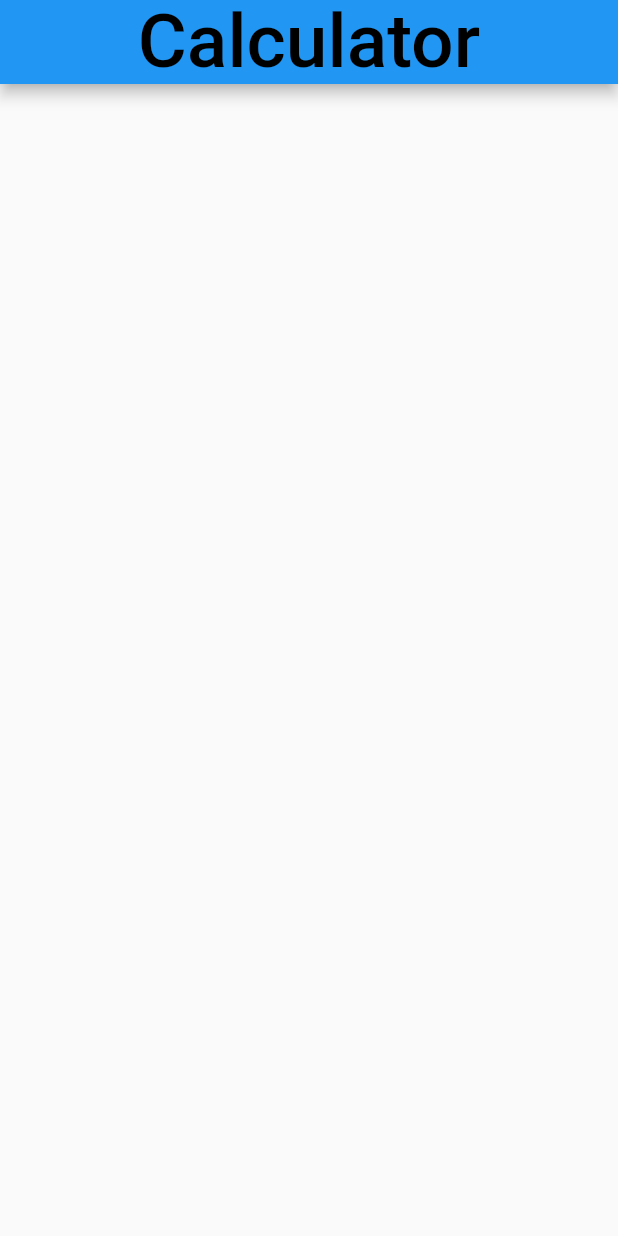
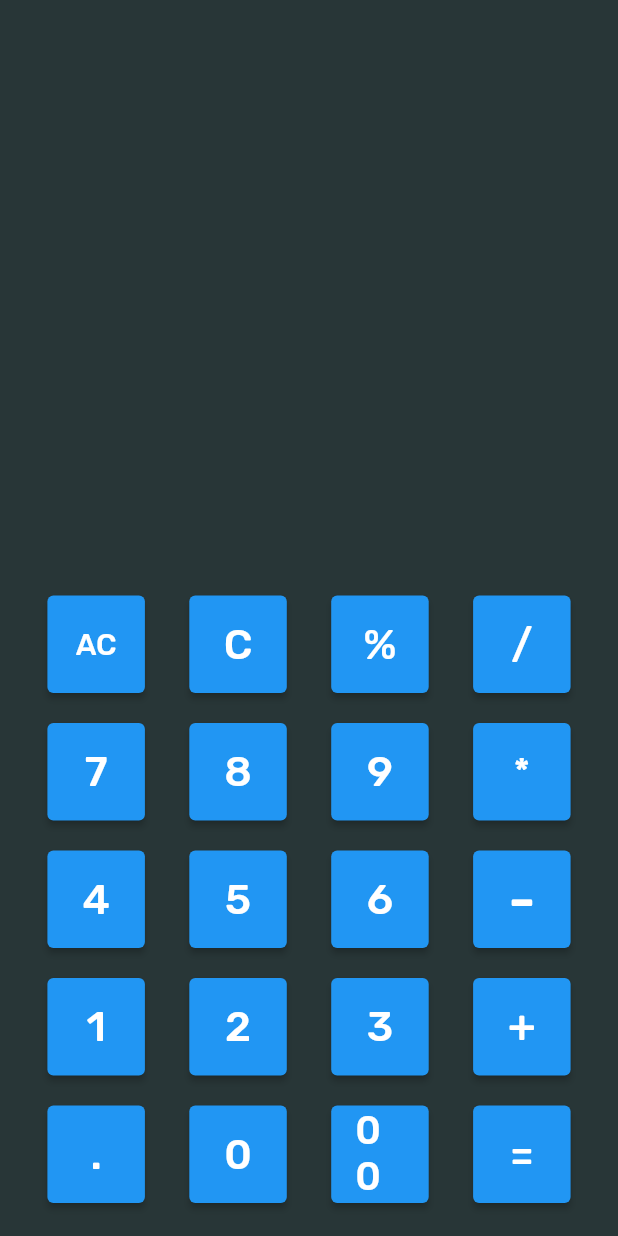
Before and after one commit to thetechgirlgita/simple_calculator, a Flutter app: the screen it shows after launch, on a phone screen of 412 x 824 dp. Run offline on Flutter 3.47's test engine with Material 2 defaults, Android fonts, the phone set to English and light mode, and no system bars; our stand-ins replace google_fonts, math_expressions.

```diff
--- /dev/null
+++ b/lib/CalcButton.dart
@@ -0,0 +1,45 @@
+import 'package:flutter/material.dart';
+import 'package:google_fonts/google_fonts.dart';
+
+class CalcButton extends StatelessWidget {
+  final String text;
+  final int fillColor;
+  final int textColor;
+  final double textSize;
+  final Function callback;
+
+  const CalcButton({
+    Key? key,
+    required this.text,
+    required this.fillColor,
+    this.textColor = 0xFFFFFFFF,
+    this.textSize = 28,
+    required this.callback,
+  }) : super(key: key);
+
+  @override
+  Widget build(BuildContext context) {
+    return Container(
+      margin: EdgeInsets.all(10),
+      child: SizedBox(
+        width: 65,
+        height: 65,
+        child: ElevatedButton(
+
+          onPressed: () {
+            callback(text);
+          },
+          child: Text(
+            text,
+            style: GoogleFonts.rubik(
+              textStyle: TextStyle(
+                fontSize: textSize,
+              ),
+            ),
+          ),
+          // ignore: unnecessary_null_comparison
+        ),
+      ),
+    );
+  }
+}
--- a/lib/main.dart
+++ b/lib/main.dart
@@ -1,46 +1,233 @@
-import 'package:flutter/cupertino.dart';
+import 'package:math_expressions/math_expressions.dart';
 import 'package:flutter/material.dart';
+import 'package:google_fonts/google_fonts.dart';
+
+import 'CalcButton.dart';
 
 void main() {
-  runApp(const calculator());
+  runApp(const CalcApp());
 }
 
-// ignore: camel_case_types
-class calculator extends StatefulWidget {
-  const calculator({Key ?key}) : super(key: key);
+class CalcApp extends StatefulWidget {
+  const CalcApp({Key ?key}) : super(key: key);
 
   @override
-  _calculatorState createState() => _calculatorState();
+  CalcAppState createState() => CalcAppState();
 }
 
-// ignore: camel_case_types
-class _calculatorState extends State<calculator> {
+class CalcAppState extends State<CalcApp> {
+  String _history = '';
+  String _expression = '';
+
+  void numClick(String text) {
+    setState(() => _expression += text);
+  }
+
+  void allClear(String text) {
+    setState(() {
+      _history = '';
+      _expression = '';
+    });
+  }
+
+  void clear(String text) {
+    setState(() {
+      _expression = '';
+    });
+  }
+
+  void evaluate(String text) {
+    Parser p = Parser();
+    Expression exp = p.parse(_expression);
+    ContextModel cm = ContextModel();
+
+    setState(() {
+      _history = _expression;
+      _expression = exp.evaluate(EvaluationType.REAL, cm).toString();
+    });
+  }
+
   @override
   Widget build(BuildContext context) {
-   return const MaterialApp(home: homeScreen(),);
+    return MaterialApp(
+      debugShowCheckedModeBanner: false,
+      title: 'Calculator',
+      home: Scaffold(
+        backgroundColor: const Color(0xFF283637),
+        body: Container(
+          padding: const EdgeInsets.all(12),
+          child: Column(
+            mainAxisAlignment: MainAxisAlignment.end,
+            children: <Widget>[
+              Container(
+                child: Padding(
+                  padding: const EdgeInsets.only(right: 12),
+                  child: Text(
+                    _history,
+                    style: GoogleFonts.rubik(
+                      textStyle: const TextStyle(
+                        fontSize: 24,
+                        color:  Color(0xFF545F61),
+                      ),
+                    ),
+                  ),
+                ),
+                alignment: const Alignment(1.0, 1.0),
+              ),
+              Container(
+                child: Padding(
+                  padding: const EdgeInsets.all(12),
+                  child: Text(
+                    _expression,
+                    style: GoogleFonts.rubik(
+                      textStyle: const TextStyle(
+                        fontSize: 48,
+                        color: Colors.white,
+                      ),
+                    ),
+                  ),
+                ),
+                alignment: const Alignment(1.0, 1.0),
+              ),
+              const SizedBox(height: 40),
+              Row(
+                mainAxisAlignment: MainAxisAlignment.spaceEvenly,
+                children: <Widget>[
+                  CalcButton(
+                    text: 'AC',
+                    fillColor: 0xFF6C807F,
+                    textSize: 20,
+                    callback: allClear,
+                  ),
+                  CalcButton(
+                    text: 'C',
+                    fillColor: 0xFF6C807F,
+                    callback: clear,
+                  ),
+                  CalcButton(
+                    text: '%',
+                    fillColor: 0xFFFFFFFF,
+                    textColor: 0xFF65BDAC,
+                    callback: numClick,
+                  ),
+                  CalcButton(
+                    text: '/',
+                    fillColor: 0xFFFFFFFF,
+                    textColor: 0xFF65BDAC,
+                    callback: numClick,
+                  ),
+                ],
+              ),
+              Row(
+                mainAxisAlignment: MainAxisAlignment.spaceEvenly,
+                children: <Widget>[
+                  CalcButton(
+                    text: '7',
+                    fillColor: 0xFFFFFFFF,
+                    callback: numClick,
+                  ),
+                  CalcButton(
+                    text: '8',
+                    fillColor: 0xFFFFFFFF,
+                    callback: numClick,
+                  ),
+                  CalcButton(
+                    fillColor: 0xFFFFFFFF,
+                    text: '9',
+                    callback: numClick,
+                  ),
+                  CalcButton(
+                    text: '*',
+                    fillColor: 0xFFFFFFFF,
+                    textColor: 0xFF65BDAC,
+                    textSize: 24,
+                    callback: numClick,
+                  ),
+                ],
+              ),
+              Row(
+                mainAxisAlignment: MainAxisAlignment.spaceEvenly,
+                children: <Widget>[
+                  CalcButton(
+                    text: '4',
+                    callback: numClick,
+                      fillColor: 0xFFFFFFFF,
+                  ),
+                  CalcButton(
+                    text: '5',
+                    fillColor: 0xFFFFFFFF,
+                    callback: numClick,
+                  ),
+                  CalcButton(
+                    text: '6',
+                    callback: numClick,
+                      fillColor: 0xFFFFFFFF,
+                  ),
+                  CalcButton(
+                    text: '-',
+                    fillColor: 0xFFFFFFFF,
+                    textColor: 0xFF65BDAC,
+                    textSize: 38,
+                    callback: numClick,
+                  ),
+                ],
+              ),
+              Row(
+                mainAxisAlignment: MainAxisAlignment.spaceEvenly,
+                children: <Widget>[
+                  CalcButton(
+                    text: '1',
+                    callback: numClick, fillColor: 0xFFFFFFFF,
+                  ),
+                  CalcButton(
+                    text: '2',
+                    callback: numClick, fillColor: 0xFFFFFFFF,
+                  ),
+                  CalcButton(
+                    text: '3',
+                    callback: numClick,
+                      fillColor: 0xFFFFFFFF,
+                  ),
+                  CalcButton(
+                    text: '+',
+                    fillColor: 0xFFFFFFFF,
+                    textColor: 0xFF65BDAC,
+                    textSize: 30,
+                    callback: numClick,
+                  ),
+                ],
+              ),
+              Row(
+                mainAxisAlignment: MainAxisAlignment.spaceEvenly,
+                children: <Widget>[
+                  CalcButton(
+                    text: '.',
+                    fillColor: 0xFFFFFFFF,
+                    callback: numClick,
+                  ),
+                  CalcButton(
+                    text: '0',
+                    fillColor: 0xFFFFFFFF,
+                    callback: numClick,
+                  ),
+                  CalcButton(
+                    text: '00',
+                    callback: numClick,
+                    fillColor: 0xFFFFFFFF,
+                    textSize: 26,
+                  ),
+                  CalcButton(
+                    text: '=',
+                    fillColor: 0xFFFFFFFF,
+                    textColor: 0xFF65BDAC,
+                    callback: evaluate,
+                  ),
+                ],
+              )
+            ],
+          ),
+        ),
+      ),
+    );
   }
 }
-class homeScreen extends StatefulWidget {
-  const homeScreen({Key? key}) : super(key: key);
-
-  @override
-  _homeScreenState createState() => _homeScreenState();
-}
-
-class _homeScreenState extends State<homeScreen> {
-  @override
-  Widget build(BuildContext context) {
-    return  Scaffold(
-      appBar: AppBar(
-        centerTitle: true,
-        title: const Text("Calculator",
-          style:  TextStyle(
-            fontSize: 50,
-            color: Colors.black,
-          )
-        )
-      ),
-    );
-
-  }
-}
--- a/pubspec.yaml
+++ b/pubspec.yaml
@@ -20,6 +20,8 @@ dependencies:
   flutter:
     sdk: flutter
   google_fonts: ^2.3.1
+  math_expressions: ^2.0.0
+
 
 
   # The following adds the Cupertino Icons font to your application.
```
Also changed, not shown: pubspec.lock.
